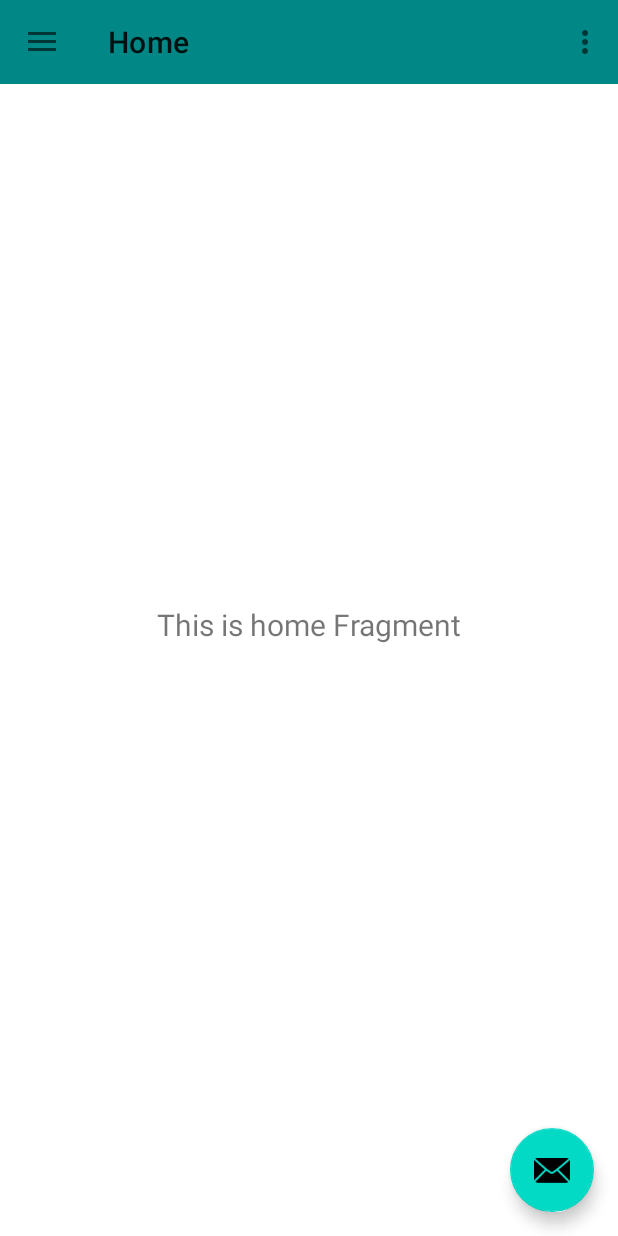
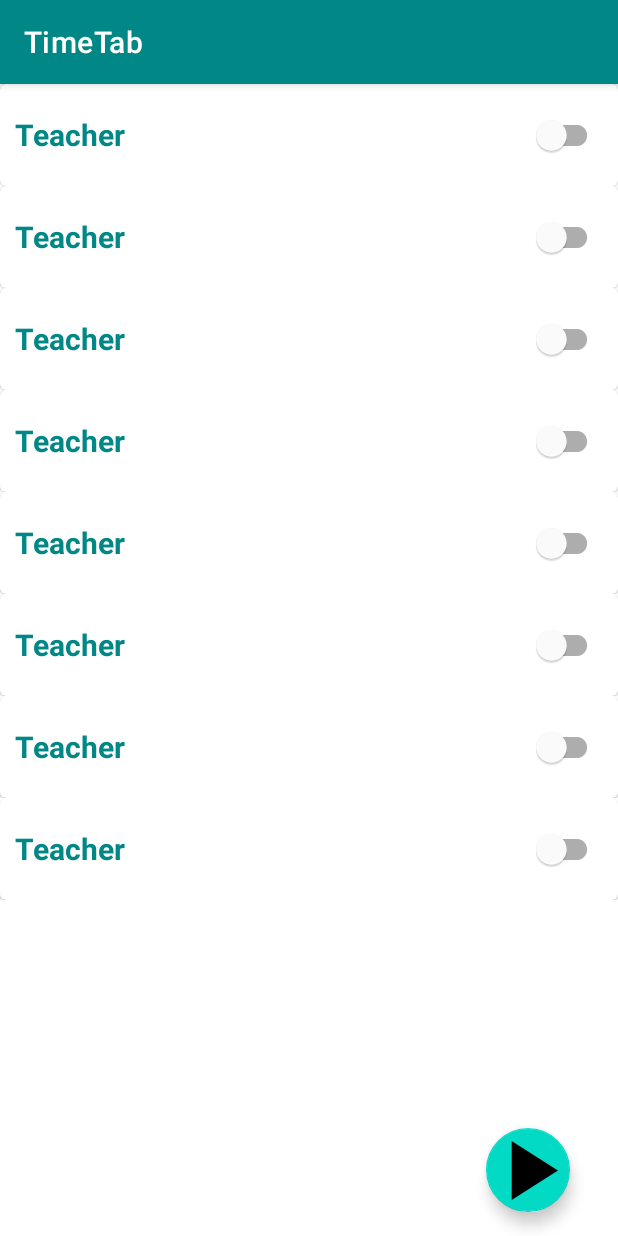
Before and after one commit to Shikharkannojia/TimeTab, an Android app: the screen it shows after launch (MainActivity before the commit, Launcher after it), on a phone screen of 412 x 824 dp. Run offline under Robolectric (Android 15) with nearby library versions, the phone set to English and light mode, and no system bars.

Commit message:
Connected Teacher Recyclerview

```diff
--- /dev/null
+++ b/app/src/main/java/com/bpitindia/myapplication/Launcher.kt
@@ -0,0 +1,50 @@
+package com.bpitindia.myapplication
+
+import android.content.Intent
+import androidx.appcompat.app.AppCompatActivity
+import android.os.Bundle
+import androidx.recyclerview.widget.LinearLayoutManager
+import androidx.recyclerview.widget.RecyclerView
+import com.bpitindia.myapplication.entity.Teacher
+import com.bpitindia.myapplication.recyclerview.TeacherAvailabilityAdapter
+import com.google.android.material.floatingactionbutton.FloatingActionButton
+
+class Launcher : AppCompatActivity() {
+
+    private lateinit var recyclerHome: RecyclerView
+    private lateinit var layoutManager: RecyclerView.LayoutManager
+    private lateinit var recyclerAdapter: TeacherAvailabilityAdapter
+    private lateinit var createIcon: FloatingActionButton
+
+    override fun onCreate(savedInstanceState: Bundle?) {
+        super.onCreate(savedInstanceState)
+        setContentView(R.layout.activity_launcher)
+
+        recyclerHome = findViewById(R.id.teacher)
+        layoutManager = LinearLayoutManager(this)
+        createIcon = findViewById(R.id.create_icon)
+
+        val list =  ArrayList<Teacher>()
+
+        val p1 = Teacher("Dr. Mugdha", "Data Mining", false)
+        val p2 = Teacher("Dr. Charu", "IS Lab (G1)", false)
+        val p3 = Teacher("Dr. Mugdha", "DM Lab", false)
+        val p4 = Teacher("Dr. Charu", "Information Security", false)
+        val p5 = Teacher("Dr. Mugdha", "Data Mining", false)
+        val p6 = Teacher("Dr. Charu", "IS Lab (G1)", false)
+        val p7 = Teacher("Dr. Mugdha", "DM Lab", false)
+        val p8 = Teacher("Dr. Charu", "Information Security", false)
+
+        list.add(p1); list.add(p2); list.add(p3); list.add(p4); list.add(p5); list.add(p6); list.add(p7); list.add(p8)
+
+        recyclerAdapter =
+            TeacherAvailabilityAdapter(this, list)
+        recyclerHome.adapter = recyclerAdapter
+        recyclerHome.layoutManager = layoutManager
+
+        createIcon.setOnClickListener {
+            val intent = Intent(this, TimeTable::class.java)
+            startActivity(intent)
+        }
+    }
+}
--- a/app/src/main/java/com/bpitindia/myapplication/recyclerview/TeacherAvailabilityAdapter.kt
+++ b/app/src/main/java/com/bpitindia/myapplication/recyclerview/TeacherAvailabilityAdapter.kt
@@ -9,32 +9,25 @@ import androidx.recyclerview.widget.RecyclerView
 import com.bpitindia.myapplication.R
 import com.bpitindia.myapplication.entity.Teacher
 
-class TeacherAvailabilityAdapter(private val teacherSet : List<Teacher>
-                                 ): RecyclerView.Adapter<TeacherAvailabilityAdapter.TeacherViewHolder>() {
+class TeacherAvailabilityAdapter(val context: Context, private val teacherSet : List<Teacher>
+): RecyclerView.Adapter<TeacherAvailabilityAdapter.TeacherViewHolder>() {
 
 
+    class TeacherViewHolder(view: View) : RecyclerView.ViewHolder(view) {
+
+    }
+
     override fun onCreateViewHolder(parent: ViewGroup, viewType: Int): TeacherViewHolder {
-        val adapterLayout = LayoutInflater.from(parent.context)
-            .inflate(R.layout.item_teacher_availability, parent, false)
-
-        return TeacherViewHolder(adapterLayout)
+        val view =
+            LayoutInflater.from(parent.context).inflate(R.layout.item_teacher_availability, parent, false)
+        return TeacherViewHolder(view)
     }
 
     override fun onBindViewHolder(holder: TeacherViewHolder, position: Int) {
-        val item = teacherSet[position]
-        holder.teacher_switch.text = item.name
-        holder.teacher_switch.setOnCheckedChangeListener { _, isChecked ->
-            item.isAvailable = isChecked
-        }
-    }
-
-    override fun getItemCount() = teacherSet.size
-
-    class TeacherViewHolder(private val view : View) : RecyclerView.ViewHolder(view) {
-        val teacher_switch : Switch = view.findViewById(R.id.teacher_availability)
 
     }
 
-
-
+    override fun getItemCount(): Int {
+        return teacherSet.size
+    }
 }
--- /dev/null
+++ b/app/src/main/res/drawable/ic_baseline_play_arrow_24.xml
@@ -0,0 +1,5 @@
+<vector android:height="24dp" android:tint="#000000"
+    android:viewportHeight="24" android:viewportWidth="24"
+    android:width="24dp" xmlns:android="http://schemas.android.com/apk/res/android">
+    <path android:fillColor="@android:color/white" android:pathData="M8,5v14l11,-7z"/>
+</vector>
--- /dev/null
+++ b/app/src/main/res/layout/activity_launcher.xml
@@ -0,0 +1,30 @@
+<?xml version="1.0" encoding="utf-8"?>
+<androidx.constraintlayout.widget.ConstraintLayout xmlns:android="http://schemas.android.com/apk/res/android"
+    xmlns:app="http://schemas.android.com/apk/res-auto"
+    xmlns:tools="http://schemas.android.com/tools"
+    android:layout_width="match_parent"
+    android:layout_height="match_parent"
+    tools:context=".Launcher">
+
+    <androidx.recyclerview.widget.RecyclerView
+        android:id="@+id/teacher"
+        android:layout_width="match_parent"
+        android:layout_height="match_parent"
+        tools:listitem="@layout/item_teacher_availability"/>
+
+    <com.google.android.material.floatingactionbutton.FloatingActionButton
+        android:id="@+id/create_icon"
+        android:layout_width="wrap_content"
+        android:layout_height="wrap_content"
+        android:layout_alignParentEnd="true"
+        android:layout_alignParentBottom="true"
+        android:layout_gravity="bottom|end"
+        android:layout_marginEnd="32dp"
+        android:layout_marginBottom="16dp"
+        android:clickable="true"
+        android:focusable="true"
+        android:src="@drawable/ic_baseline_play_arrow_24"
+        app:layout_constraintBottom_toBottomOf="parent"
+        app:layout_constraintEnd_toEndOf="parent"
+        app:maxImageSize="67dp" />
+</androidx.constraintlayout.widget.ConstraintLayout>
--- a/app/src/main/res/layout/activity_main.xml
+++ b/app/src/main/res/layout/activity_main.xml
@@ -23,11 +23,6 @@
         app:headerLayout="@layout/nav_header_main"
         app:menu="@menu/activity_main_drawer" />
 
-<!--    <androidx.recyclerview.widget.RecyclerView-->
-<!--        android:id="@+id/teacher_rv"-->
-<!--        android:layout_width="match_parent"-->
-<!--        android:layout_height="match_parent"-->
-<!--        tools:listitem="@layout/item_teacher_availability"/>-->
 
 
 
--- a/app/src/main/res/values/strings.xml
+++ b/app/src/main/res/values/strings.xml
@@ -33,7 +33,6 @@
         <item>Ms Deepti</item>
 
 
-
     </string-array>
 
     <string-array name="days">
```
Also changed, not shown: app/src/main/AndroidManifest.xml (+23 -17 lines), app/src/main/java/com/bpitindia/myapplication/MainActivity.kt (+6 -13 lines).
